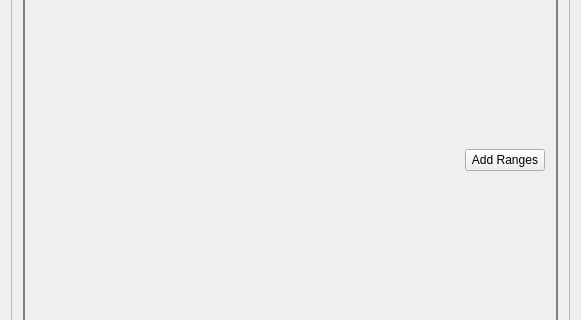
Above: src/PYSAT_Gui_UI_Forms/UI Files/01_mainwindow_normalization_no_min_max.ui from tisaconundrum2/PySAT-GUI before the change; both pictures show x 0 to 581 and y 353 to 673 of the 581 by 843 pixel window. Below: the same form after it.
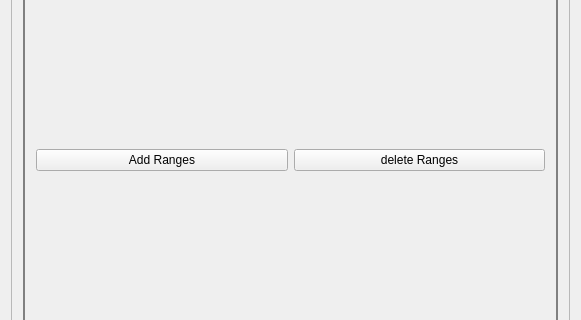
That is the form after the change.

Commit message: Normalization has been formatted to have buttons at bottom, and grows linearly with each press Also added the delete button. (This needs to get connected) 	modified:   src/PYSAT_Gui_UI_Forms/UI Files/01_mainwindow_normalization.ui 	modified:   src/PYSAT_Gui_UI_Forms/UI Files/01_mainwindow_normalization_no_min_max.ui 	modified:   src/Python PYSAT_GUI/PYSAT_UI_MODULES/normalization_.py

```diff
--- a/src/PYSAT_Gui_UI_Forms/UI Files/01_mainwindow_normalization_no_min_max.ui
+++ b/src/PYSAT_Gui_UI_Forms/UI Files/01_mainwindow_normalization_no_min_max.ui
@@ -105,20 +105,10 @@
             </layout>
            </item>
            <item>
-            <layout class="QHBoxLayout" name="add_ranges_button_hlayout">
-             <item>
-              <spacer name="add_ranges_button_spacer">
-               <property name="orientation">
-                <enum>Qt::Horizontal</enum>
-               </property>
-               <property name="sizeHint" stdset="0">
-                <size>
-                 <width>40</width>
-                 <height>20</height>
-                </size>
-               </property>
-              </spacer>
-             </item>
+            <layout class="QVBoxLayout" name="all_ranges_layout"/>
+           </item>
+           <item>
+            <layout class="QHBoxLayout" name="min_max_horizontalLayout">
              <item>
               <widget class="QPushButton" name="add_ranges_button">
                <property name="text">
@@ -126,6 +116,13 @@
                </property>
               </widget>
              </item>
+             <item>
+              <widget class="QPushButton" name="add_ranges_button_2">
+               <property name="text">
+                <string>delete Ranges</string>
+               </property>
+              </widget>
+             </item>
             </layout>
            </item>
           </layout>
```
Left out of the diff: 2 changed lines with no effect on the pictures. The commit also changes 2 other files.
